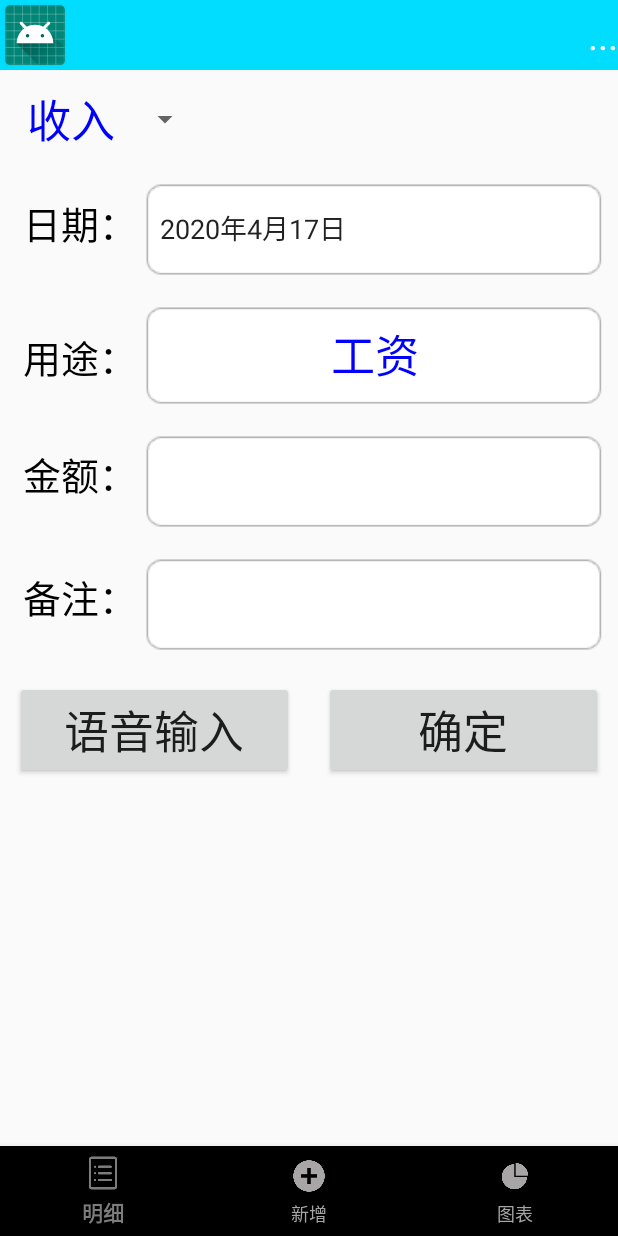
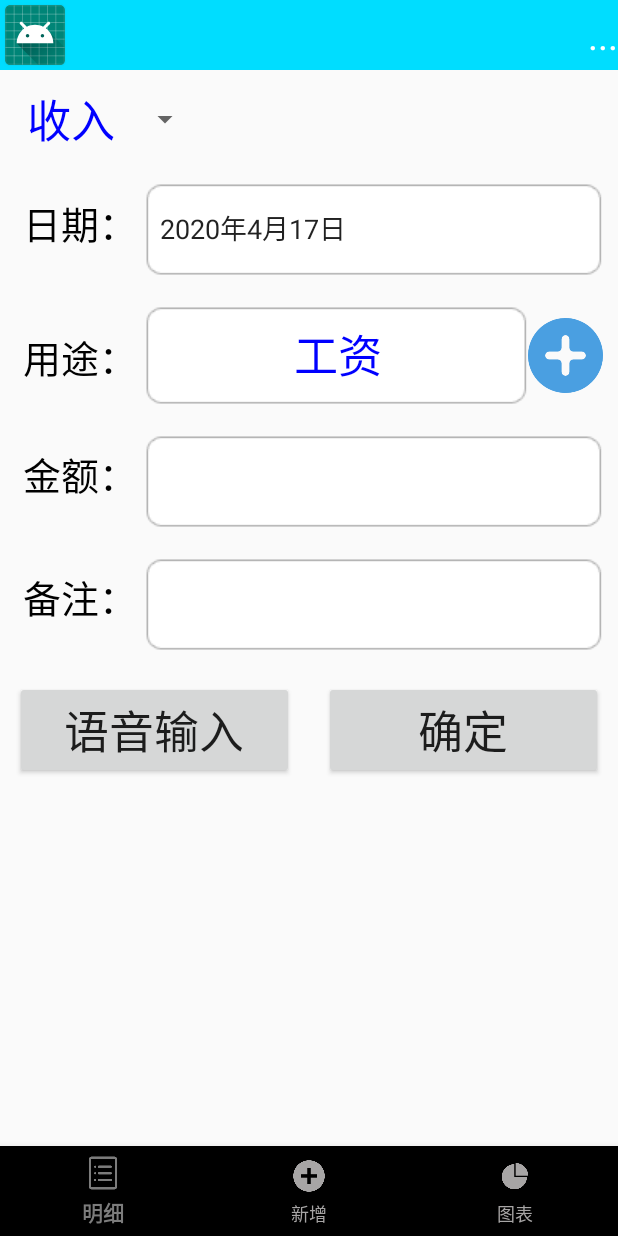
Before and after one commit to lgxzzz/VoiceBook, an Android app: the fragment AddFragment placed in its activity, on a phone screen of 412 x 824 dp. Run offline under Robolectric (Android 15) with nearby library versions, the phone set to English and light mode, and no system bars; libraries missing offline, so code that uses them is left out: com.othershe.calendarview.

Commit message:
add function

```diff
--- a/app/src/main/AndroidManifest.xml
+++ b/app/src/main/AndroidManifest.xml
@@ -21,6 +21,7 @@
         <activity android:name=".MainActivity"></activity>
         <activity android:name=".LoginActivity"></activity>
         <activity android:name=".RegisterActivity"></activity>
+        <activity android:name=".AddTypeActivity"></activity>
     </application>
 
 </manifest>
--- /dev/null
+++ b/app/src/main/java/com/voice/book/adpater/InExAdapter.java
@@ -0,0 +1,4 @@
+package com.voice.book.adpater;
+
+public class InExAdapter {
+}
--- a/app/src/main/java/com/voice/book/fragment/AddFragment.java
+++ b/app/src/main/java/com/voice/book/fragment/AddFragment.java
@@ -42,7 +42,7 @@ public class AddFragment extends Fragment{
     DatePickDialog mDatePickDialog;
 
     String mType;
-
+    Button mAddTypeBtn;
     Button mAddBtn;
 
     Budget mBudget;
@@ -74,6 +74,7 @@ public class AddFragment extends Fragment{
         mNumEd = view.findViewById(R.id.add_money_ed);
         mNoteEd = view.findViewById(R.id.add_note_ed);
         mAddBtn = view.findViewById(R.id.add_sure_btn);
+        mAddTypeBtn = view.findViewById(R.id.add_type_btn);
 
 
         final ArrayList<String> mInExpType=new ArrayList<String>();
@@ -169,6 +170,13 @@ public class AddFragment extends Fragment{
             }
         });
 
+        mAddTypeBtn.setOnClickListener(new View.OnClickListener() {
+            @Override
+            public void onClick(View view) {
+
+            }
+        });
+
         refreshBudgetType();
     };
 
--- a/app/src/main/res/layout/fragement_add.xml
+++ b/app/src/main/res/layout/fragement_add.xml
@@ -67,6 +67,14 @@
             >
 
         </Spinner>
+        <Button
+            android:layout_width="50dp"
+            android:layout_height="50dp"
+            android:background="@drawable/add_type"
+            android:id="@+id/add_type_btn"
+            android:layout_gravity="center"
+            android:gravity="center"
+            />
     </LinearLayout>
     <LinearLayout
         android:layout_width="match_parent"
```
Also changed, not shown: app/src/main/java/com/voice/book/AddTypeActivity.java (added, +37 -0 lines), app/src/main/res/layout/activity_add_type.xml (added, +50 -0 lines), app/src/main/res/drawable/add_type.png (added).
